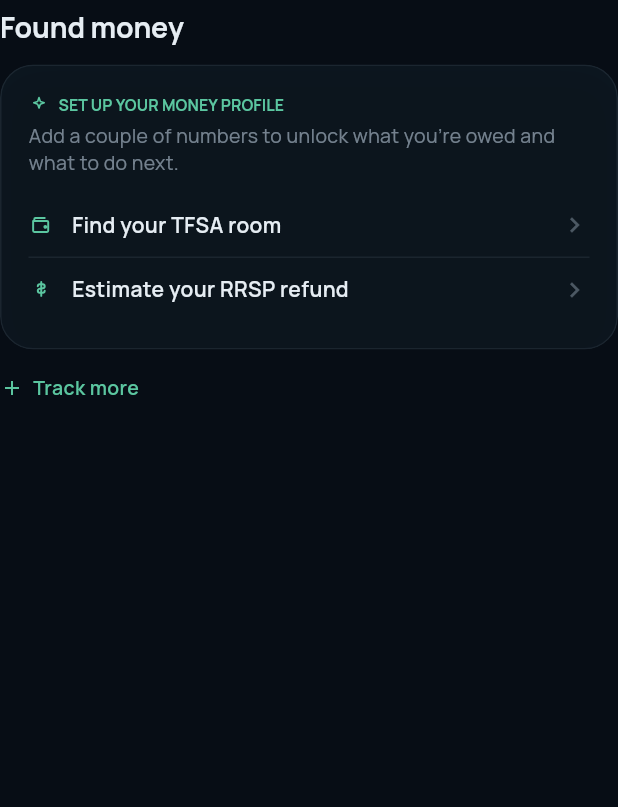
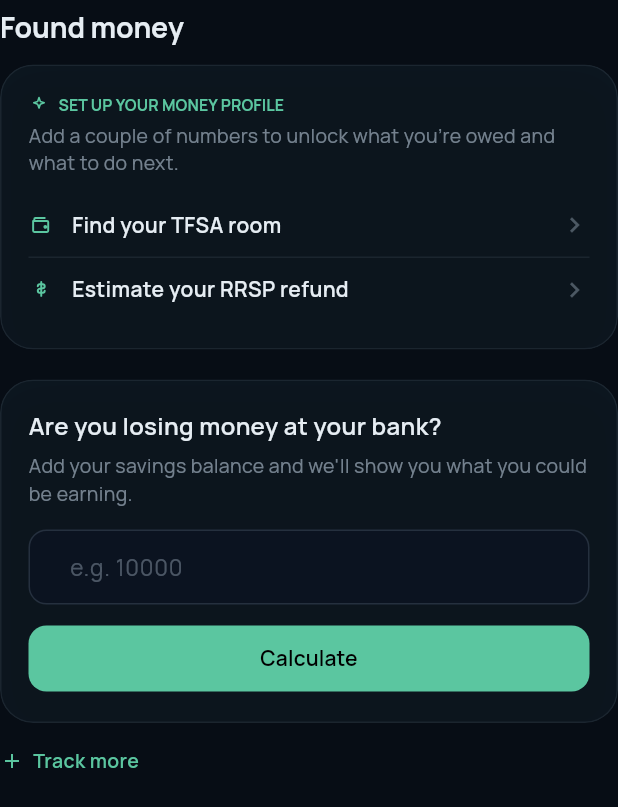
Before and after one commit to sss09/MapleAlerts, a Flutter app: the FoundMoneySection widget shown alone on an empty page, opened directly, on a phone screen of 412 x 824 dp. Shown: the top 807 px of the screen. Run offline on Flutter 3.47's test engine with Material 3 defaults, Android fonts, the phone set to English and light mode, and no system bars; our stand-ins replace flutter_local_notifications, flutter_riverpod, flutter_svg, go_router, google_fonts, shared_preferences and 2 more; missing offline and left inert: aptabase_flutter, purchases_flutter; accounts and stored records are empty; network calls fail.

Commit message:
feat: add rate gap card — shows annual gain from switching to best HISA
RateGapCard (ConsumerStatefulWidget) has three states:
- State A: capture form with balance input + Calculate button
- State B: gap figure (+$X/yr), institution name, insurance chip, See best rates CTA, Update balance link, as-of disclaimer
- State C: graceful fallback when rate data is unavailable

showRatesSheet() stubbed as a SnackBar (A4 will replace with full sheet).
Analytics tracked via analyticsProvider wrapped in try-catch.
Card wired into FoundMoneySection before the Track more/Track prompt footer.
6 widget tests cover all three states and user interactions.

Co-Authored-By: Claude Opus 4.8 (1M context) <noreply@anthropic.com>

```diff
--- a/lib/features/money/presentation/widgets/found_money_section.dart
+++ b/lib/features/money/presentation/widgets/found_money_section.dart
@@ -9,6 +9,7 @@ import 'package:maple_alerts/engine/canadian_data_engine/canadian_data_engine.da
 import 'package:maple_alerts/features/money/presentation/money_insight.dart';
 import 'package:maple_alerts/features/money/presentation/money_topic.dart';
 import 'package:maple_alerts/features/money/presentation/widgets/ccb_setup_sheet.dart';
+import 'package:maple_alerts/features/money/presentation/widgets/rate_gap_card.dart';
 import 'package:maple_alerts/features/money/presentation/widgets/fhsa_setup_sheet.dart';
 import 'package:maple_alerts/features/money/presentation/widgets/gic_setup_sheet.dart';
 import 'package:maple_alerts/features/money/presentation/widgets/explainer_sheet.dart';
@@ -71,6 +72,11 @@ class FoundMoneySection extends ConsumerWidget {
       ));
       children.add(const SizedBox(height: 10));
     }
+
+    // Rate gap card — always rendered at the bottom, before the track footer.
+    children.add(const SizedBox(height: 10));
+    children.add(const RateGapCard());
+    children.add(const SizedBox(height: 10));
 
     void openTopics() {
       ref.read(analyticsProvider).track('topics_sheet_opened');
--- /dev/null
+++ b/lib/features/money/presentation/widgets/rate_gap_card.dart
@@ -0,0 +1,370 @@
+import 'package:flutter/material.dart';
+import 'package:flutter/services.dart';
+import 'package:flutter_riverpod/flutter_riverpod.dart';
+
+import 'package:maple_alerts/core/design/tokens/maple_colors.dart';
+import 'package:maple_alerts/core/design/widgets/maple_surface.dart';
+import 'package:maple_alerts/core/format/maple_money.dart';
+import 'package:maple_alerts/providers/analytics_provider.dart';
+import 'package:maple_alerts/providers/data_pack_provider.dart';
+import 'package:maple_alerts/providers/money_profile_provider.dart';
+
+/// Shows a "rate gap" summary — how much the user could earn by moving their
+/// savings to the best available HISA versus their current big-bank account.
+///
+/// State A (no balance set): capture form.
+/// State B (balance set + rates available): annual gap figure + CTAs.
+/// State C (balance set + no rate data): gentle fallback, no crash.
+///
+/// [showRatesSheet] is a top-level helper that will be replaced in A4.
+Future<void> showRatesSheet(BuildContext context, WidgetRef ref) async {
+  // Stub: A4 will replace this with the full HISA/GIC rates bottom sheet.
+  if (!context.mounted) return;
+  ScaffoldMessenger.of(context).showSnackBar(
+    const SnackBar(content: Text('Rates sheet coming soon')),
+  );
+}
+
+class RateGapCard extends ConsumerStatefulWidget {
+  const RateGapCard({super.key});
+
+  @override
+  ConsumerState<RateGapCard> createState() => _RateGapCardState();
+}
+
+class _RateGapCardState extends ConsumerState<RateGapCard> {
+  final _controller = TextEditingController();
+  String? _inputError;
+
+  @override
+  void dispose() {
+    _controller.dispose();
+    super.dispose();
+  }
+
+  void _onCalculate() {
+    final raw = _controller.text.trim().replaceAll(',', '');
+    final parsed = double.tryParse(raw);
+    if (parsed == null || parsed <= 0) {
+      setState(() => _inputError = 'Enter a positive dollar amount');
+      return;
+    }
+    setState(() => _inputError = null);
+    ref.read(moneyProfileProvider.notifier).setSavingsBalance(parsed);
+  }
+
+  @override
+  Widget build(BuildContext context) {
+    final colors = Theme.of(context).extension<MapleColors>()!;
+    final profile = ref.watch(moneyProfileProvider);
+    final rates = ref.watch(dataPackProvider).rates;
+    final balance = profile.savingsBalance;
+
+    if (balance == null) {
+      return _StateA(
+        colors: colors,
+        controller: _controller,
+        inputError: _inputError,
+        onCalculate: _onCalculate,
+      );
+    }
+
+    final best = rates.bestHisa;
+    if (rates.hisa.isEmpty || best == null) {
+      return _StateC(colors: colors);
+    }
+
+    final annualGap = balance * (best.rate - rates.bigBankRate) / 100;
+
+    try {
+      ref.read(analyticsProvider).track(
+        'rate_gap_shown',
+        {'gap_annual': annualGap.round()},
+      );
+    } catch (_) {
+      // Analytics must never crash the widget.
+    }
+
+    return _StateB(
+      colors: colors,
+      balance: balance,
+      annualGap: annualGap,
+      best: best,
+      bigBankRate: rates.bigBankRate,
+      asOf: rates.asOf,
+      onSeeRates: () => showRatesSheet(context, ref),
+      onUpdateBalance: () {
+        ref.read(moneyProfileProvider.notifier).setSavingsBalance(null);
+        _controller.clear();
+      },
+    );
+  }
+}
+
+// ─── State A ──────────────────────────────────────────────────────────────────
+
+class _StateA extends StatelessWidget {
+  const _StateA({
+    required this.colors,
+    required this.controller,
+    required this.inputError,
+    required this.onCalculate,
+  });
+
+  final MapleColors colors;
+  final TextEditingController controller;
+  final String? inputError;
+  final VoidCallback onCalculate;
+
+  @override
+  Widget build(BuildContext context) {
+    return MapleSurface(
+      level: MapleSurfaceLevel.minimal,
+      radius: 22,
+      padding: const EdgeInsets.all(18),
+      child: Column(
+        crossAxisAlignment: CrossAxisAlignment.start,
+        children: [
+          Text(
+            'Are you losing money at your bank?',
+            style: TextStyle(
+              fontSize: 16,
+              fontWeight: FontWeight.w600,
+              color: colors.text,
+            ),
+          ),
+          const SizedBox(height: 6),
+          Text(
+            'Add your savings balance and we\'ll show you what you could be earning.',
+            style: TextStyle(fontSize: 13, color: colors.muted),
+          ),
+          const SizedBox(height: 14),
+          // Input field mimicking a MapleSurface-style bordered look.
+          Container(
+            decoration: BoxDecoration(
+              color: colors.surface1,
+              borderRadius: BorderRadius.circular(12),
+              border: Border.all(color: colors.lineStrong),
+            ),
+            child: TextField(
+              controller: controller,
+              keyboardType:
+                  const TextInputType.numberWithOptions(decimal: true),
+              inputFormatters: [
+                FilteringTextInputFormatter.allow(RegExp(r'[0-9,.]')),
+              ],
+              style: TextStyle(fontSize: 15, color: colors.text),
+              decoration: InputDecoration(
+                hintText: 'e.g. 10000',
+                hintStyle: TextStyle(color: colors.faint),
+                prefixText: '\$ ',
+                prefixStyle: TextStyle(
+                  fontSize: 15,
+                  color: colors.muted,
+                  fontWeight: FontWeight.w500,
+                ),
+                border: InputBorder.none,
+                contentPadding: const EdgeInsets.symmetric(
+                  horizontal: 14,
+                  vertical: 12,
+                ),
+                errorText: null, // shown below separately
+              ),
+            ),
+          ),
+          if (inputError != null) ...[
+            const SizedBox(height: 4),
+            Text(
+              inputError!,
+              style: TextStyle(fontSize: 11.5, color: Colors.redAccent),
+            ),
+          ],
+          const SizedBox(height: 12),
+          SizedBox(
+            width: double.infinity,
+            child: ElevatedButton(
+              onPressed: onCalculate,
+              style: ElevatedButton.styleFrom(
+                backgroundColor: colors.accent,
+                foregroundColor: Colors.black,
+                elevation: 0,
+                padding: const EdgeInsets.symmetric(vertical: 12),
+                shape: RoundedRectangleBorder(
+                  borderRadius: BorderRadius.circular(12),
+                ),
+              ),
+              child: const Text(
+                'Calculate',
+                style: TextStyle(
+                  fontSize: 14,
+                  fontWeight: FontWeight.w600,
+                ),
+              ),
+            ),
+          ),
+        ],
+      ),
+    );
+  }
+}
+
+// ─── State B ──────────────────────────────────────────────────────────────────
+
+class _StateB extends StatelessWidget {
+  const _StateB({
+    required this.colors,
+    required this.balance,
+    required this.annualGap,
+    required this.best,
+    required this.bigBankRate,
+    required this.asOf,
+    required this.onSeeRates,
+    required this.onUpdateBalance,
+  });
+
+  final MapleColors colors;
+  final double balance;
+  final double annualGap;
+  final dynamic best; // InstitutionRate
+  final double bigBankRate;
+  final String asOf;
+  final VoidCallback onSeeRates;
+  final VoidCallback onUpdateBalance;
+
+  @override
+  Widget build(BuildContext context) {
+    return MapleSurface(
+      level: MapleSurfaceLevel.minimal,
+      status: 'upcoming',
+      active: true,
+      radius: 22,
+      padding: const EdgeInsets.all(18),
+      child: Column(
+        crossAxisAlignment: CrossAxisAlignment.start,
+        children: [
+          // Label
+          Text(
+            'RATE GAP',
+            style: TextStyle(
+              fontSize: 11,
+              fontWeight: FontWeight.w600,
+              letterSpacing: 0.8,
+              color: colors.muted,
+            ),
+          ),
+          const SizedBox(height: 6),
+          // Big number
+          Text(
+            '+${MapleMoney.cadAuto(annualGap)}/yr',
+            style: TextStyle(
+              fontSize: 28,
+              fontWeight: FontWeight.w700,
+              color: colors.accent,
+              letterSpacing: -0.5,
+            ),
+          ),
+          const SizedBox(height: 10),
+          // Body copy
+          Text(
+            'You could earn ${MapleMoney.cadAuto(annualGap)} more per year moving '
+            '${MapleMoney.cadAuto(balance)} to ${best.name} '
+            '(${best.rate}% vs typical '
+            '${bigBankRate % 1 == 0 ? bigBankRate.toInt() : bigBankRate}% big bank).',
+            style: TextStyle(
+              fontSize: 13,
+              height: 1.5,
+              color: colors.text,
+            ),
+          ),
+          const SizedBox(height: 8),
+          // Insurance chip
+          Container(
+            padding:
+                const EdgeInsets.symmetric(horizontal: 9, vertical: 3),
+            decoration: BoxDecoration(
+              color: colors.surface2,
+              borderRadius: BorderRadius.circular(20),
+              border: Border.all(color: colors.line),
+            ),
+            child: Text(
+              '${best.insurance} insured',
+              style: TextStyle(
+                fontSize: 11,
+                color: colors.muted,
+              ),
+            ),
+          ),
+          const SizedBox(height: 14),
+          // Primary CTA
+          SizedBox(
+            width: double.infinity,
+            child: ElevatedButton(
+              onPressed: onSeeRates,
+              style: ElevatedButton.styleFrom(
+                backgroundColor: colors.accent,
+                foregroundColor: Colors.black,
+                elevation: 0,
+                padding: const EdgeInsets.symmetric(vertical: 12),
+                shape: RoundedRectangleBorder(
+                  borderRadius: BorderRadius.circular(12),
+                ),
+              ),
+              child: const Text(
+                'See best rates →',
+                style: TextStyle(
+                  fontSize: 14,
+                  fontWeight: FontWeight.w600,
+                ),
+              ),
+            ),
+          ),
+          const SizedBox(height: 10),
+          // Secondary link
+          GestureDetector(
+            onTap: onUpdateBalance,
+            behavior: HitTestBehavior.opaque,
+            child: Text(
+              'Update balance',
+              style: TextStyle(
+                fontSize: 12,
+                color: colors.muted,
+                decorationColor: colors.muted,
+              ),
+            ),
+          ),
+          const SizedBox(height: 10),
+          // As-of disclaimer
+          Text(
+            asOf.isNotEmpty
+                ? 'Rates as of $asOf — verify with institution'
+                : 'Verify rates with institution',
+            style: TextStyle(
+              fontSize: 10.5,
+              color: colors.faint,
+            ),
+          ),
+        ],
+      ),
+    );
+  }
+}
+
+// ─── State C ──────────────────────────────────────────────────────────────────
+
+class _StateC extends StatelessWidget {
+  const _StateC({required this.colors});
+  final MapleColors colors;
+
+  @override
+  Widget build(BuildContext context) {
+    return MapleSurface(
+      level: MapleSurfaceLevel.minimal,
+      radius: 22,
+      padding: const EdgeInsets.all(18),
+      child: Text(
+        'Rate comparison unavailable — check back soon.',
+        style: TextStyle(fontSize: 13, color: colors.muted),
+      ),
+    );
+  }
+}
```
Also changed, not shown: 1 other file.
